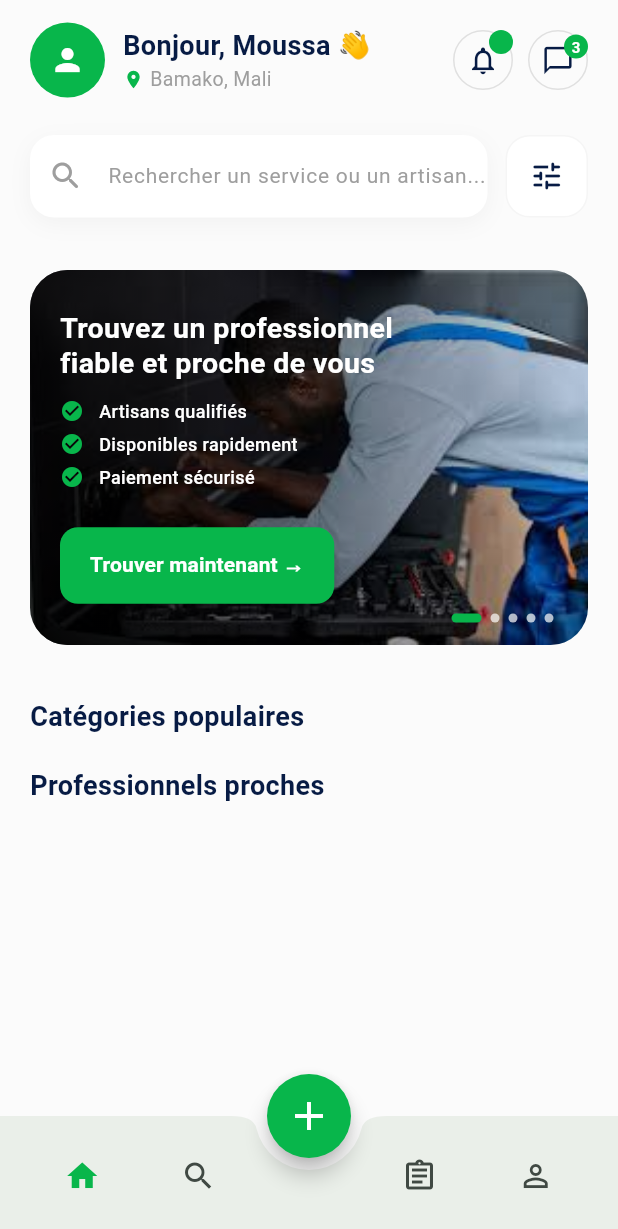
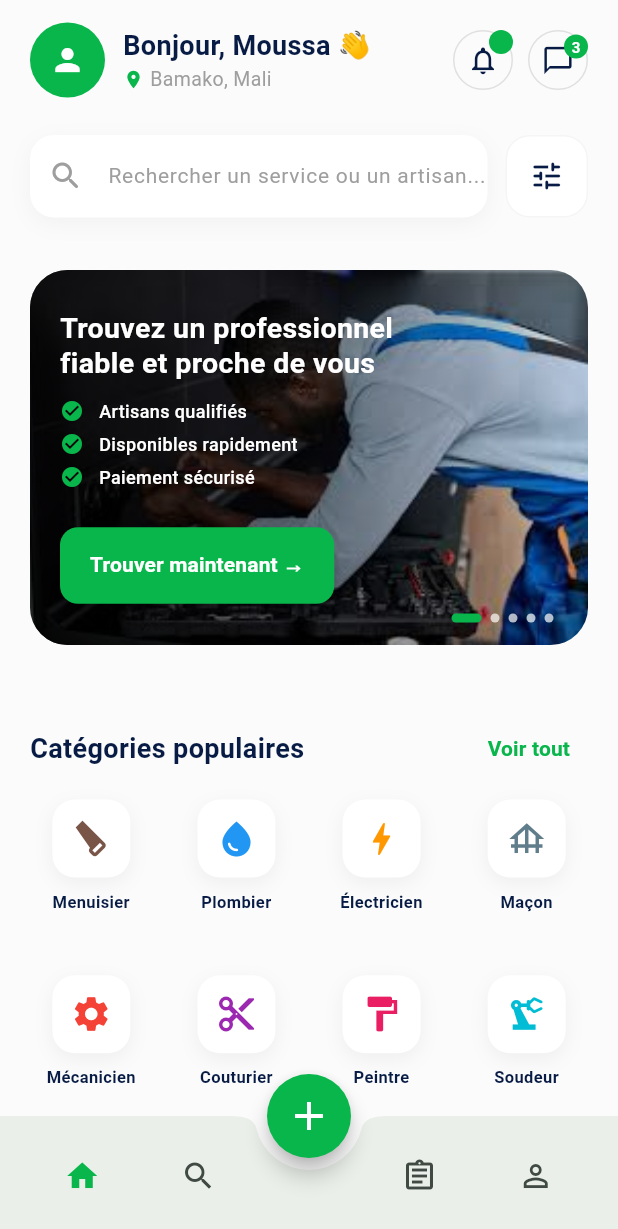
Before and after one commit to Ibrahim-bassoum/Mali_Services_AppClient, a Flutter app: the HomeScreen screen opened by its route, on a phone screen of 412 x 824 dp. Shown: the top 1229 px of the screen. Run offline on Flutter 3.47's test engine with Material 3 defaults, Android fonts, the phone set to English and light mode, and no system bars; our stand-ins replace google_fonts, shared_preferences; accounts and stored records are empty.

Commit message:
MISE EN PLACE PAGE HOME:FIN Categorie crid UI

```diff
--- a/lib/screens/home_screen.dart
+++ b/lib/screens/home_screen.dart
@@ -5,6 +5,8 @@ import '../widgets/home/home_header.dart';
 import '../widgets/home/search_bar_section.dart';
 //Import du widget banniere
 import '../widgets/home/promo_banner.dart';
+//Import wigets de la carte de gategories
+import '../widgets/home/categories_grid.dart';
 
 class HomeScreen extends StatefulWidget {
   const HomeScreen({super.key});
@@ -51,21 +53,14 @@ class _HomeScreenState extends State<HomeScreen> {
 
             // ==========================================
             // PROCHAIN WIDGET : GRILLE DES CATÉGORIES
-            // (À insérer ici : CategoryGrid)
+
             // ==========================================
             SliverToBoxAdapter(
-              child: Padding(
-                padding: EdgeInsets.symmetric(horizontal: 20),
-                child: Text(
-                  "Catégories populaires",
-                  style: TextStyle(
-                    fontSize: 18,
-                    fontWeight: FontWeight.bold,
-                    color: Color(0xFF071B44)
-                  ),
-                ),
-              ),
+              child: CategoriesGrid(),
             ),
+
+
+
 
             // ==========================================
             // PROCHAIN WIDGET : LISTE DES ARTISANS
--- a/lib/widgets/home/categories_grid.dart
+++ b/lib/widgets/home/categories_grid.dart
@@ -0,0 +1,120 @@
+import 'package:flutter/material.dart';
+// Importation de la page que nous avons créée ensemble
+import '../../screens/all_categories_screen.dart';
+
+class CategoriesGrid extends StatelessWidget {
+  const CategoriesGrid({super.key});
+
+  @override
+  Widget build(BuildContext context) {
+    // Liste des 8 catégories prioritaires pour l'accueil
+    final List<Map<String, dynamic>> categories = [
+      {'name': 'Menuisier', 'icon': Icons.carpenter, 'color': Colors.brown},
+      {'name': 'Plombier', 'icon': Icons.water_drop, 'color': Colors.blue},
+      {'name': 'Électricien', 'icon': Icons.bolt, 'color': Colors.orange},
+      {'name': 'Maçon', 'icon': Icons.foundation, 'color': Colors.blueGrey},
+      {'name': 'Mécanicien', 'icon': Icons.settings, 'color': Colors.red},
+      {'name': 'Couturier', 'icon': Icons.content_cut, 'color': Colors.purple},
+      {'name': 'Peintre', 'icon': Icons.format_paint, 'color': Colors.pink},
+      {'name': 'Soudeur', 'icon': Icons.precision_manufacturing, 'color': Colors.cyan},
+    ];
+
+    return Column(
+      children: [
+        // --- ENTÊTE DE LA SECTION ---
+        Padding(
+          padding: const EdgeInsets.symmetric(horizontal: 20, vertical: 10),
+          child: Row(
+            mainAxisAlignment: MainAxisAlignment.spaceBetween,
+            children: [
+              const Text(
+                "Catégories populaires",
+                style: TextStyle(
+                  fontSize: 18,
+                  fontWeight: FontWeight.bold,
+                  color: Color(0xFF071B44)
+                ),
+              ),
+              TextButton(
+                onPressed: () {
+                  // ACTION : Ouvre la page de tous les métiers
+                  Navigator.push(
+                    context,
+                    MaterialPageRoute(
+                      builder: (context) => const AllCategoriesScreen(),
+                    ),
+                  );
+                },
+                child: const Text(
+                  "Voir tout",
+                  style: TextStyle(
+                    color: Color(0xFF08B64B),
+                    fontWeight: FontWeight.bold
+                  ),
+                ),
+              ),
+            ],
+          ),
+        ),
+
+        // --- GRILLE DES ICÔNES ---
+        GridView.builder(
+          shrinkWrap: true,
+          physics: const NeverScrollableScrollPhysics(),
+          padding: const EdgeInsets.symmetric(horizontal: 20),
+          gridDelegate: const SliverGridDelegateWithFixedCrossAxisCount(
+            crossAxisCount: 4,
+            mainAxisSpacing: 15,
+            crossAxisSpacing: 15,
+            childAspectRatio: 0.8,
+          ),
+          itemCount: categories.length,
+          itemBuilder: (context, index) {
+            return InkWell(
+              onTap: () {
+                // Action quand on clique sur un métier précis
+                print("Recherche pour : ${categories[index]['name']}");
+              },
+              borderRadius: BorderRadius.circular(15),
+              child: Column(
+                children: [
+                  Container(
+                    padding: const EdgeInsets.all(12),
+                    decoration: BoxDecoration(
+                      color: Colors.white,
+                      borderRadius: BorderRadius.circular(15),
+                      boxShadow: [
+                        BoxShadow(
+                          color: Colors.black.withOpacity(0.05),
+                          blurRadius: 10,
+                          offset: const Offset(0, 4),
+                        ),
+                      ],
+                    ),
+                    child: Icon(
+                      categories[index]['icon'],
+                      color: categories[index]['color'],
+                      size: 28,
+                    ),
+                  ),
+                  const SizedBox(height: 8),
+                  Text(
+                    categories[index]['name'],
+                    style: const TextStyle(
+                      fontSize: 11,
+                      fontWeight: FontWeight.w600,
+                      color: Color(0xFF071B44)
+                    ),
+                    textAlign: TextAlign.center,
+                    maxLines: 1,
+                    overflow: TextOverflow.ellipsis,
+                  ),
+                ],
+              ),
+            );
+          },
+        ),
+      ],
+    );
+  }
+}
```
Also changed, not shown: lib/screens/all_categories_screen.dart (added, +70 -0 lines).
